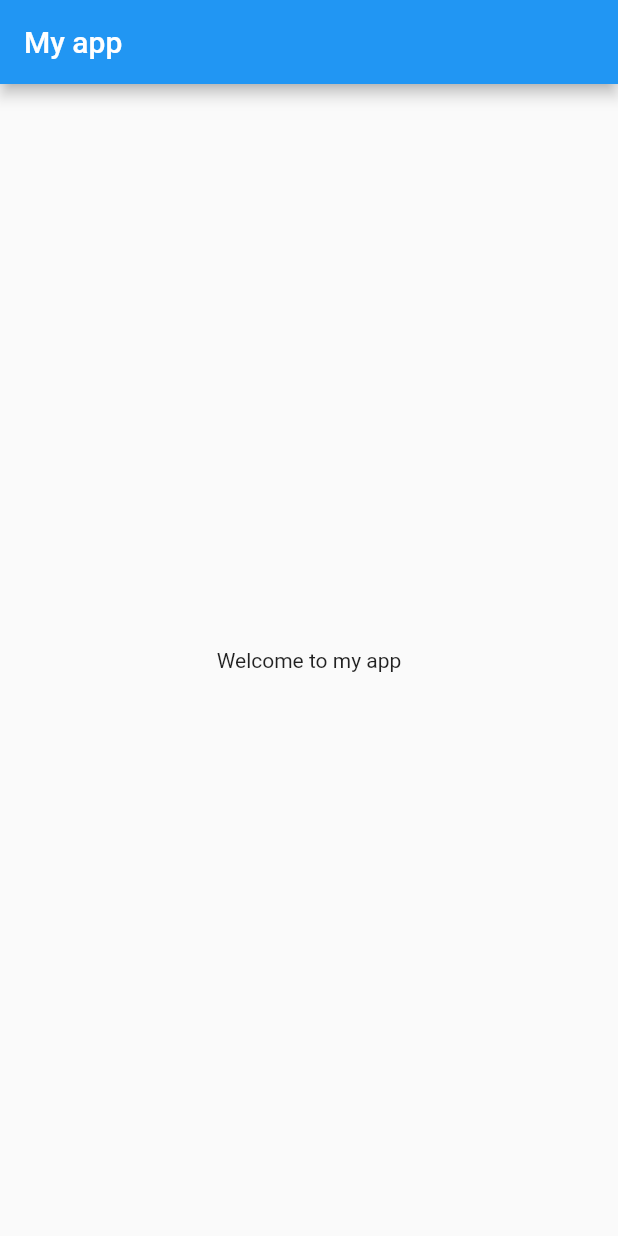
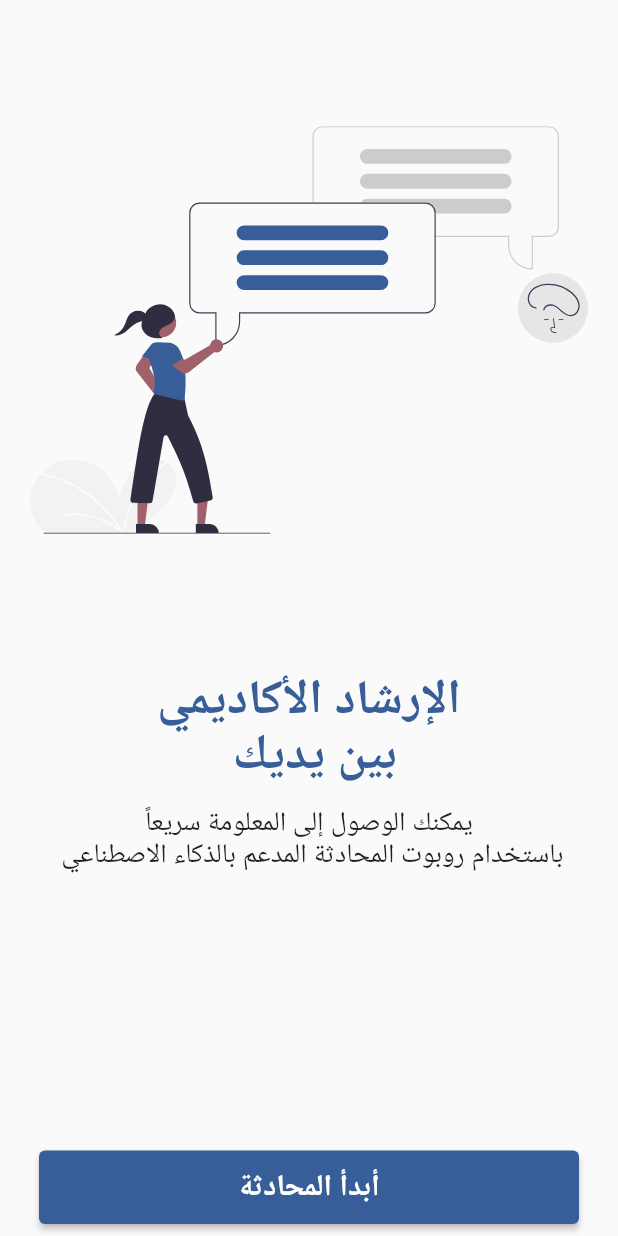
Before and after one commit to mona-ahmed2/2023-GP1-11, a Flutter app: the screen it shows after launch, on a phone screen of 412 x 824 dp. Run offline on Flutter 3.47's test engine with Material 2 defaults, Android fonts, the phone set to English and light mode, and no system bars; our stand-ins replace firebase_core, flutter_svg; accounts and stored records are empty.

Commit message:
create some UI for chatbot screen and home screen

```diff
--- a/lib/Screens/home_screen.dart
+++ b/lib/Screens/home_screen.dart
@@ -1,14 +1,72 @@
 import 'package:flutter/material.dart';
+import 'package:flutter_svg/flutter_svg.dart';
+import 'chatbot_screen.dart';
 
 class HomeScreen extends StatelessWidget {
   @override
   Widget build(BuildContext context) {
     return Scaffold(
-      appBar: AppBar(
-        title: Text("My app"),
-      ),
-      body: Center(
-        child: Text("Welcome to my app"),
+      body: Column(
+        children: [
+          Padding(
+            padding: const EdgeInsets.all(20.0),
+            child: SvgPicture.asset(
+              'assets/chat.svg',
+              height: 400,
+              width: 400,
+            ),
+          ),
+          SizedBox(height: 10.0),
+          Text(
+            "الإرشاد الأكاديمي\n بين يديك",
+            textAlign: TextAlign.center,
+            style: TextStyle(
+              fontSize: 32,
+              fontWeight: FontWeight.bold,
+              height: 1.15,
+              color: const Color.fromRGBO(55, 94, 152, 1),
+            ),
+          ),
+          SizedBox(
+            height: 16.0,
+          ),
+          Text(
+            "يمكنك الوصول إلى المعلومة سريعاً\n باستخدام روبوت المحادثة المدعم بالذكاء الاصطناعي",
+            textAlign: TextAlign.center,
+            style: TextStyle(
+              fontSize: 18,
+              fontWeight: FontWeight.w500,
+              height: 1.15,
+            ),
+          ),
+          Expanded(child: Container()),
+          SizedBox(
+            height: 65,
+            width: 360,
+            child: Container(
+              child: Padding(
+                padding: const EdgeInsets.only(top: 8.0, bottom: 8.0),
+                child: ElevatedButton(
+                  child: Text(
+                    'أبدأ المحادثة',
+                  ),
+                  style: ElevatedButton.styleFrom(
+                      backgroundColor: const Color.fromRGBO(55, 94, 152, 1),
+                      textStyle: TextStyle(
+                          color: Colors.white,
+                          fontSize: 20,
+                          fontWeight: FontWeight.bold)),
+                  onPressed: () {
+                    Navigator.of(context).push(
+                      MaterialPageRoute(
+                          builder: (context) => const ChatbotScreen()),
+                    );
+                  },
+                ),
+              ),
+            ),
+          ),
+        ],
       ),
     );
   }
--- a/lib/main.dart
+++ b/lib/main.dart
@@ -1,4 +1,8 @@
+import 'dart:ui';
+
 import 'package:flutter/material.dart';
+import 'package:wjjhni/Screens/chatbot_screen.dart';
+import 'package:wjjhni/Screens/home_screen.dart';
 import 'package:wjjhni/Screens/splash_screen.dart';
 import 'package:firebase_core/firebase_core.dart';
 
@@ -13,7 +17,7 @@ class MyApp extends StatelessWidget {
 
   @override
   Widget build(BuildContext context) {
-    return const MaterialApp(
+    return MaterialApp(
       debugShowCheckedModeBanner: false,
       home: SplashScreen(),
     );
--- a/pubspec.yaml
+++ b/pubspec.yaml
@@ -42,6 +42,8 @@ dependencies:
   firebase_messaging: ^14.6.8
   firebase_auth: ^4.10.0
   google_sign_in: ^6.1.5
+  bubble: ^1.2.1
+  intl: ^0.18.1
 
 dev_dependencies:
   flutter_test:
```
Also changed, not shown: assets/wjjhni-chatbot.json (added, +13 -0 lines), lib/Screens/chatbot_screen.dart (+102 -0 lines), assets/chat.svg (added), pubspec.lock.
